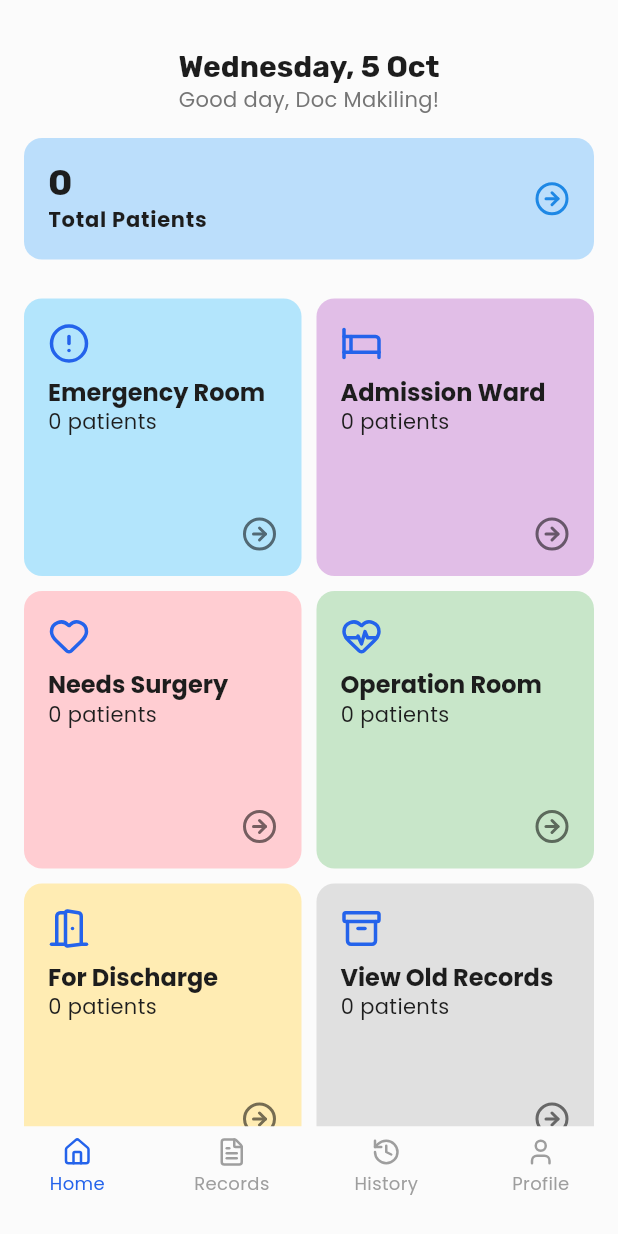
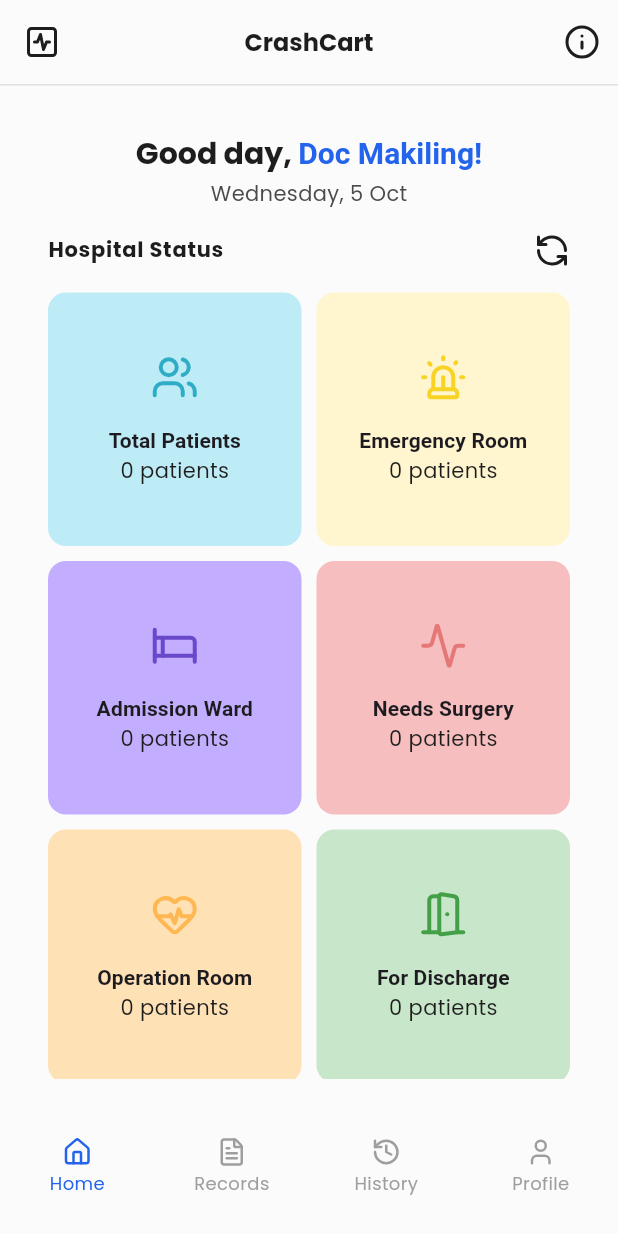
Before and after one commit to iammtmakiling/crash-cart-mobile, a Flutter app: the MainNavigation screen opened directly, on a phone screen of 412 x 824 dp. Run offline on Flutter 3.47's test engine with Material 3 defaults, Android fonts, the phone set to English and light mode, and no system bars; our stand-ins replace cloud_firestore, firebase_core, flutter_form_builder, form_builder_validators, get, google_fonts and 4 more; missing offline and left inert: encrypt, flutter_searchable_dropdown, form_builder_extra_fields; accounts and stored records are empty; statements that could not run were skipped; project files that could hold a hidden picture were left out.

Commit message:
ui: dashboard reskin

```diff
--- a/lib/core/theme/app_colors.dart
+++ b/lib/core/theme/app_colors.dart
@@ -4,7 +4,7 @@ class AppColors {
   static const Color primary = Color(0xFF2463EB);
   static const Color primaryVariant = Color(0xFFD0E4FD);
 
-  static const Color secondary = Color(0xFF69EDD5);
+  static const Color secondary = Color.fromARGB(255, 28, 76, 67);
   static const Color secondaryVariant = Color(0xFFD2FAF2);
 
   static const Color background = Color(0xFBFBFBFB);
--- a/lib/core/theme/app_theme.dart
+++ b/lib/core/theme/app_theme.dart
@@ -73,7 +73,7 @@ class AppTheme {
 
       // Icon Theme
       iconTheme: const IconThemeData(
-        color: AppColors.primary,
+        color: AppColors.textPrimary,
       ),
 
       // Divider Theme
--- a/lib/screens/HomeScreen/home_screen.dart
+++ b/lib/screens/HomeScreen/home_screen.dart
@@ -1,9 +1,11 @@
 // ignore_for_file: prefer_const_constructors
 
+import 'package:dashboard/core/theme/app_colors.dart';
 import 'package:dashboard/features/addFeature/add_info.dart';
 import 'package:dashboard/features/addFeature/add_info_er.dart';
 import 'package:dashboard/globals.dart';
 import 'package:dashboard/main/main_navigation.dart';
+import 'package:dashboard/widgets/main_appbar.dart';
 import 'package:flutter/material.dart';
 import 'package:lucide_icons/lucide_icons.dart';
 
@@ -15,123 +17,110 @@ class HomeScreen extends StatelessWidget {
   @override
   Widget build(BuildContext context) {
     return Scaffold(
-      body: Column(
+      appBar: mainAppBar(context),
+      body: Padding(
+        padding: const EdgeInsets.all(32.0),
+        child: SingleChildScrollView(
+          child: Column(
+            crossAxisAlignment: CrossAxisAlignment.center,
+            mainAxisAlignment: MainAxisAlignment.center,
             children: [
-          const HeaderSection(),
-          TotalPatientsCard(total: status['total']),
-          const SizedBox(height: 10),
-          Expanded(
-            child: GridView.count(
+              Column(
+                crossAxisAlignment: CrossAxisAlignment.center,
+                children: [
+                  RichText(
+                    text: TextSpan(
+                      style: Theme.of(context).textTheme.titleLarge?.copyWith(
+                            fontSize: 20,
+                          ),
+                      children: [
+                        TextSpan(text: "Good day, "),
+                        TextSpan(
+                          text: "Doc Makiling!",
+                          style: TextStyle(
+                            color: AppColors.primary,
+                          ),
+                        ),
+                      ],
+                    ),
+                  ),
+                  const SizedBox(height: 4),
+                  Text(
+                    "Wednesday, 5 Oct",
+                    style: Theme.of(context).textTheme.bodyMedium?.copyWith(
+                          color: AppColors.textSecondary,
+                        ),
+                  ),
+                ],
+              ),
+              const SizedBox(height: 16),
+              Row(
+                children: [
+                  Text("Hospital Status",
+                      style: Theme.of(context).textTheme.bodyLarge),
+                  const Spacer(),
+                  Icon(LucideIcons.refreshCcw,
+                      color: Theme.of(context).iconTheme.color),
+                ],
+              ),
+              const SizedBox(height: 16),
+              GridView.count(
+                physics: NeverScrollableScrollPhysics(),
+                shrinkWrap: true,
                 crossAxisCount: 2,
                 crossAxisSpacing: 10,
                 mainAxisSpacing: 10,
-              padding: const EdgeInsets.all(16),
+                padding: EdgeInsets.zero,
                 children: [
+                  StatusCard(
+                    count: status['total'],
+                    title: 'Total Patients',
+                    color: const Color(0xFFBDEBF6),
+                    iconColor: const Color(0xFF2FADC7),
+                    icon: LucideIcons.users,
+                  ),
                   StatusCard(
                     count: status['er'],
                     title: 'Emergency Room',
-                  color: Colors.lightBlue.shade100,
-                  icon: LucideIcons.alertCircle,
+                    color: const Color(0xFFFFF6CF), //FFF6CF
+                    iconColor: const Color(0xFFF7D326), //F7D326
+                    icon: LucideIcons.siren,
                   ),
                   StatusCard(
                     count: status['in'],
                     title: 'Admission Ward',
-                  color: Colors.purple.shade100,
+                    color: const Color(0xFFC2ADFF),
                     icon: LucideIcons.bed,
+                    iconColor: const Color(0xFF6A48CC),
                   ),
                   StatusCard(
                     count: status['sur_pen'],
                     title: 'Needs Surgery',
-                  color: Colors.red.shade100,
-                  icon: LucideIcons.heart,
+                    color: const Color(0xFFF6BEBE),
+                    icon: LucideIcons.activity,
+                    iconColor: const Color(0xFFE57777),
                   ),
                   StatusCard(
                     count: status['sur'],
                     title: 'Operation Room',
-                  color: Colors.green.shade100,
+                    color: const Color(0xFFFFE1B6),
                     icon: LucideIcons.heartPulse,
+                    iconColor: const Color(0xFFFFB752),
                   ),
                   StatusCard(
                     count: status['dis_pen'],
                     title: 'For Discharge',
-                  color: Colors.amber.shade100,
+                    color: Colors.green.shade100,
                     icon: LucideIcons.doorOpen,
+                    iconColor: Colors.green.shade600,
                   ),
-                StatusCard(
-                  count: 0, // Replace with actual data for old records
-                  title: 'View Old Records',
-                  color: Colors.grey.shade300,
-                  icon: LucideIcons.archive,
+                ],
               ),
             ],
           ),
         ),
-        ],
       ),
-      floatingActionButton: RoleBasedFAB(),
-    );
-  }
-}
-
-class HeaderSection extends StatelessWidget {
-  const HeaderSection({super.key});
-
-  @override
-  Widget build(BuildContext context) {
-    return Padding(
-      padding: const EdgeInsets.fromLTRB(16, 32, 16, 16),
-      child: Column(
-        crossAxisAlignment: CrossAxisAlignment.start,
-        children: [
-          Text(
-            "Wednesday, 5 Oct",
-            style: Theme.of(context).textTheme.displaySmall,
-          ),
-          Text(
-            "Good day, Doc Makiling!",
-            style: Theme.of(context).textTheme.bodyMedium?.copyWith(
-                  color: Colors.grey.shade600,
-                ),
-          ),
-        ],
-      ),
-    );
-  }
-}
-
-class TotalPatientsCard extends StatelessWidget {
-  final int total;
-
-  const TotalPatientsCard({super.key, required this.total});
-
-  @override
-  Widget build(BuildContext context) {
-    return Container(
-      margin: const EdgeInsets.symmetric(horizontal: 16),
-      padding: const EdgeInsets.all(16),
-      decoration: BoxDecoration(
-        color: Colors.blue.shade100,
-        borderRadius: BorderRadius.circular(12),
-      ),
-      child: Row(
-        mainAxisAlignment: MainAxisAlignment.spaceBetween,
-        children: [
-          Column(
-            crossAxisAlignment: CrossAxisAlignment.start,
-            children: [
-              Text(
-                '$total',
-                style: Theme.of(context).textTheme.displayMedium,
-              ),
-              Text(
-                "Total Patients",
-                style: Theme.of(context).textTheme.bodyLarge,
-              ),
-            ],
-          ),
-          Icon(LucideIcons.arrowRightCircle, color: Colors.blue.shade600),
-        ],
-      ),
+      // floatingActionButton: RoleBasedFAB(),
     );
   }
 }
@@ -141,6 +130,7 @@ class StatusCard extends StatelessWidget {
   final String title;
   final Color color;
   final IconData icon;
+  final Color iconColor;
 
   const StatusCard({
     super.key,
@@ -148,6 +138,7 @@ class StatusCard extends StatelessWidget {
     required this.title,
     required this.color,
     required this.icon,
+    required this.iconColor,
   });
 
   @override
@@ -159,22 +150,21 @@ class StatusCard extends StatelessWidget {
         borderRadius: BorderRadius.circular(12),
       ),
       child: Column(
-        crossAxisAlignment: CrossAxisAlignment.start,
+        crossAxisAlignment: CrossAxisAlignment.center,
+        mainAxisAlignment: MainAxisAlignment.center,
         children: [
-          Icon(icon, size: 28, color: Theme.of(context).iconTheme.color),
-          const SizedBox(height: 8),
+          Icon(icon, size: 32, color: iconColor),
+          const SizedBox(height: 16),
           Text(
             title,
-            style: Theme.of(context).textTheme.titleLarge,
+            style: Theme.of(context)
+                .textTheme
+                .titleSmall!
+                .copyWith(fontWeight: FontWeight.bold),
           ),
           Text(
             '$count patients',
             style: Theme.of(context).textTheme.bodyMedium,
-          ),
-          Spacer(),
-          const Align(
-            alignment: Alignment.bottomRight,
-            child: Icon(LucideIcons.arrowRightCircle, color: Colors.black54),
           ),
         ],
       ),
@@ -182,43 +172,43 @@ class StatusCard extends StatelessWidget {
   }
 }
 
-class RoleBasedFAB extends StatelessWidget {
-  const RoleBasedFAB({super.key});
+// class RoleBasedFAB extends StatelessWidget {
+//   const RoleBasedFAB({super.key});
 
-  @override
-  Widget build(BuildContext context) {
-    if (role == 'Pre-Hospital Staff' || role == 'ER Staff') {
-      return FloatingActionButton(
-        onPressed: () {
-          Navigator.pushReplacement(
-            context,
-            MaterialPageRoute(
-              builder: (context) {
-                if (role == 'Pre-Hospital Staff') {
-                  return addInfo(
-                    onBack: () => Navigator.pushReplacement(
-                      context,
-                      MaterialPageRoute(
-                          builder: (context) => const MainNavigation()),
-                    ),
-                  );
-                } else {
-                  return addInfoER(
-                    onBack: () => Navigator.pushReplacement(
-                      context,
-                      MaterialPageRoute(
-                          builder: (context) => const MainNavigation()),
-                    ),
-                  );
-                }
-              },
-            ),
-          );
-        },
-        backgroundColor: Colors.cyan,
-        child: const Icon(LucideIcons.plus, color: Colors.white, size: 36),
-      );
-    }
-    return const SizedBox();
-  }
-}
+//   @override
+//   Widget build(BuildContext context) {
+//     if (role == 'Pre-Hospital Staff' || role == 'ER Staff') {
+//       return FloatingActionButton(
+//         onPressed: () {
+//           Navigator.pushReplacement(
+//             context,
+//             MaterialPageRoute(
+//               builder: (context) {
+//                 if (role == 'Pre-Hospital Staff') {
+//                   return addInfo(
+//                     onBack: () => Navigator.pushReplacement(
+//                       context,
+//                       MaterialPageRoute(
+//                           builder: (context) => const MainNavigation()),
+//                     ),
+//                   );
+//                 } else {
+//                   return addInfoER(
+//                     onBack: () => Navigator.pushReplacement(
+//                       context,
+//                       MaterialPageRoute(
+//                           builder: (context) => const MainNavigation()),
+//                     ),
+//                   );
+//                 }
+//               },
+//             ),
+//           );
+//         },
+//         backgroundColor: Colors.cyan,
+//         child: const Icon(LucideIcons.plus, color: Colors.white, size: 36),
+//       );
+//     }
+//     return const SizedBox();
+//   }
+// }
--- a/lib/screens/screens.dart
+++ b/lib/screens/screens.dart
@@ -1,4 +1,2 @@
-export 'home_page.dart';
-export 'login_page.dart';
 export 'pincode.dart';
 export 'splashScreen.dart';
--- /dev/null
+++ b/lib/widgets/main_appbar.dart
@@ -0,0 +1,23 @@
+import 'package:flutter/material.dart';
+import 'package:lucide_icons/lucide_icons.dart';
+
+AppBar mainAppBar(BuildContext context) {
+  return AppBar(
+    title: Text('CrashCart', style: Theme.of(context).textTheme.titleLarge),
+    centerTitle: true,
+    leading: Icon(LucideIcons.activitySquare,
+        color: Theme.of(context).iconTheme.color),
+    actions: [
+      IconButton(
+        icon: Icon(LucideIcons.info, color: Theme.of(context).iconTheme.color),
+        onPressed: () {
+          // Add notification handling here
+        },
+      ),
+    ],
+    bottom: PreferredSize(
+      preferredSize: Size.fromHeight(1.0),
+      child: Divider(height: 1.0),
+    ),
+  );
+}
```
Lines whose indentation alone changed are shown as unchanged.
